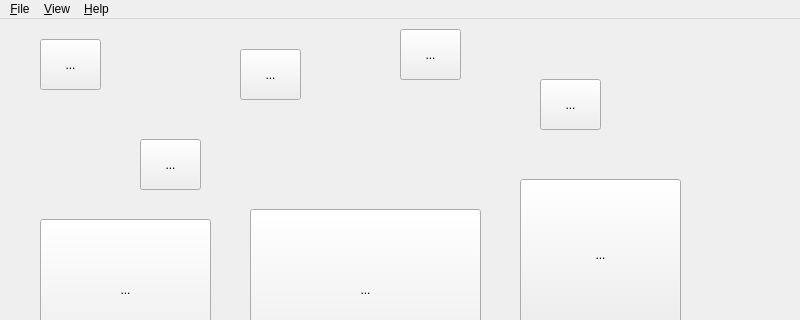
Before: the Qt Designer form src/gui/formmain.ui in martinrotter/rssguard, drawn with Qt 5; both pictures show x 0 to 800 and y 0 to 320 of the 800 by 600 pixel window.
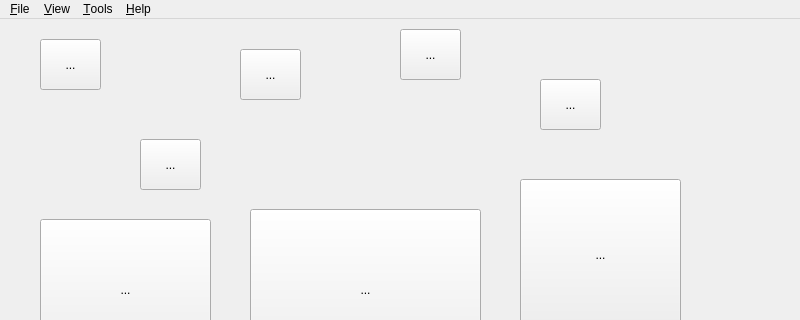
After: the same form once the commit is applied. Icons and pictures are not drawn.

Diff of the .ui file:
```diff
--- a/src/gui/formmain.ui
+++ b/src/gui/formmain.ui
@@ -233,8 +233,15 @@
      <string>&amp;View</string>
     </property>
    </widget>
+   <widget class="QMenu" name="m_menuTools">
+    <property name="title">
+     <string>&amp;Tools</string>
+    </property>
+    <addaction name="m_actionSettings"/>
+   </widget>
    <addaction name="m_menuFile"/>
    <addaction name="menu_View"/>
+   <addaction name="m_menuTools"/>
    <addaction name="m_menuHelp"/>
   </widget>
   <widget class="QStatusBar" name="statusbar"/>
```
Left out of the diff: 11 changed lines with no effect on the pictures.
